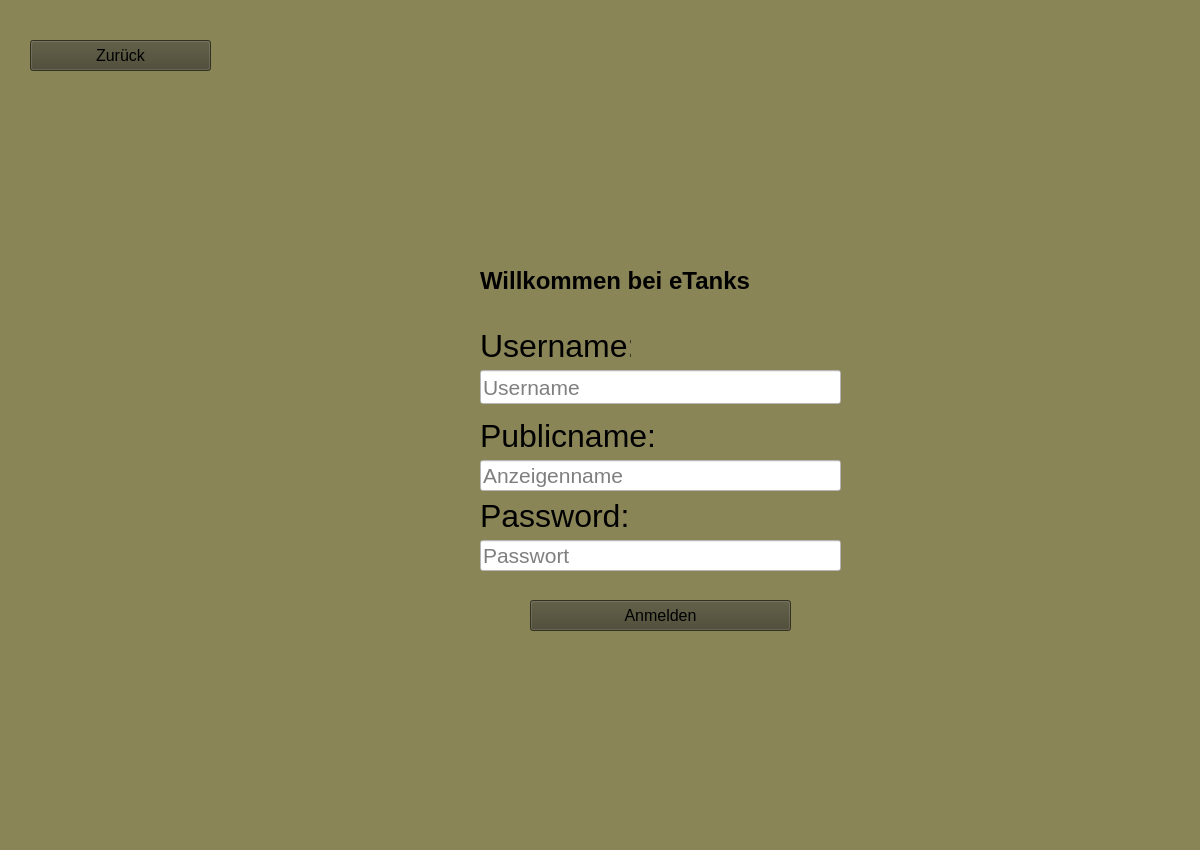
This is client_python/gui_prototype/RegisterUserView.ui in DeRocketman/paf-group-f_eTanks as Qt 5 draws it before an edit. The edited form follows.
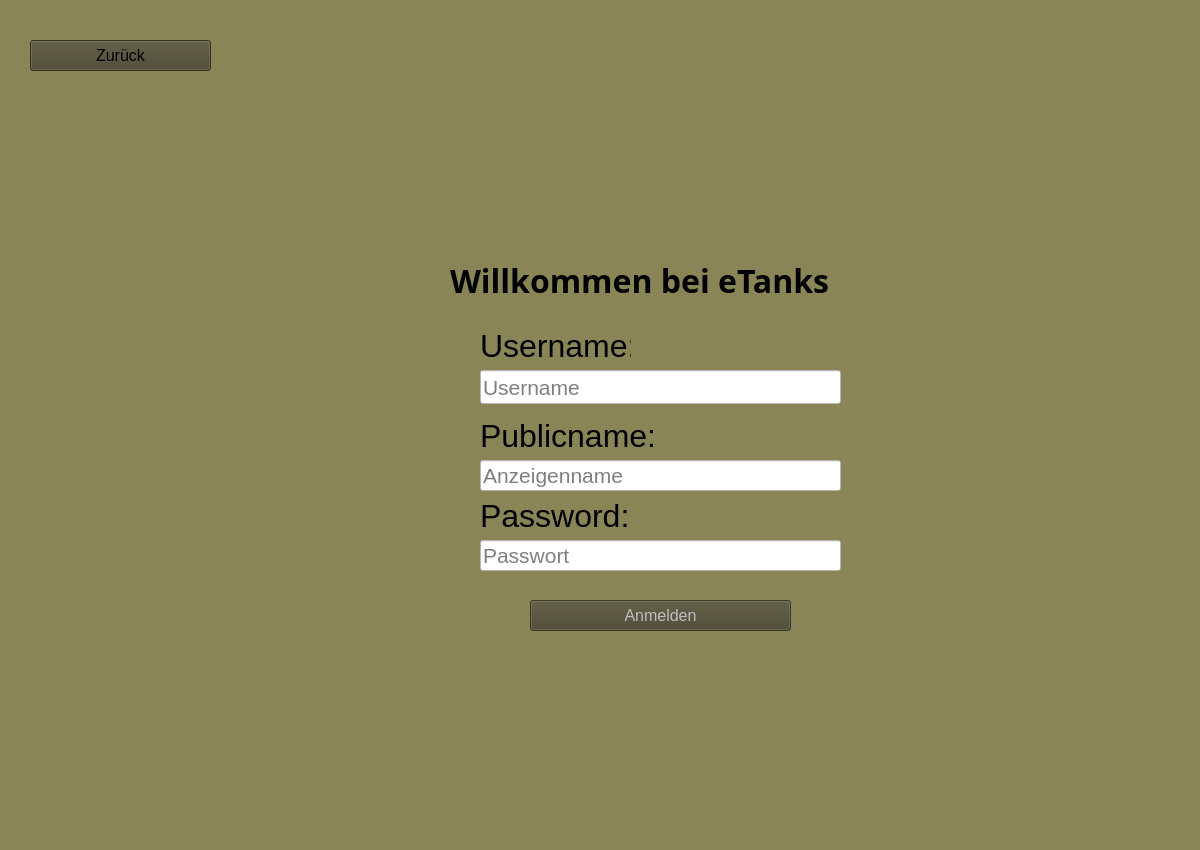
This is the edited form.

```diff
--- a/client_python/gui_prototype/RegisterUserView.ui
+++ b/client_python/gui_prototype/RegisterUserView.ui
@@ -45,6 +45,9 @@
    </property>
   </widget>
   <widget class="QPushButton" name="registerUserButton">
+   <property name="enabled">
+    <bool>false</bool>
+   </property>
    <property name="geometry">
     <rect>
      <x>530</x>
@@ -66,11 +69,8 @@
    </property>
    <property name="styleSheet">
     <string notr="true">background-color: #47452E;
-     text-fill:#111111;
-     border-color: #111111;
-     border-width: 2;
-     pref-width:200;
-     pref-height: 30;
+border-color: #111111;
+
 </string>
    </property>
    <property name="text">
@@ -111,15 +111,16 @@
   <widget class="QLabel" name="label">
    <property name="geometry">
     <rect>
-     <x>480</x>
+     <x>450</x>
      <y>260</y>
-     <width>321</width>
+     <width>431</width>
      <height>41</height>
     </rect>
    </property>
    <property name="font">
     <font>
-     <pointsize>18</pointsize>
+     <family>Stencil</family>
+     <pointsize>24</pointsize>
      <bold>true</bold>
     </font>
    </property>
```
Left out of the diff: 11 changed lines with no effect on the pictures.
